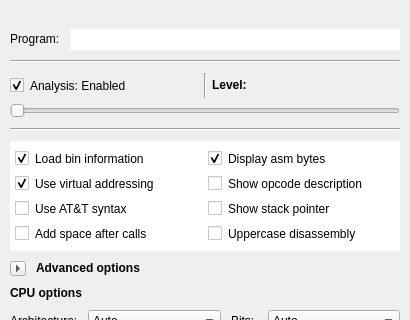
Old version of the form src/optionsdialog.ui in the repository rizinorg/cutter; both pictures show x 0 to 410 and y 0 to 320 of the 410 by 551 pixel window.
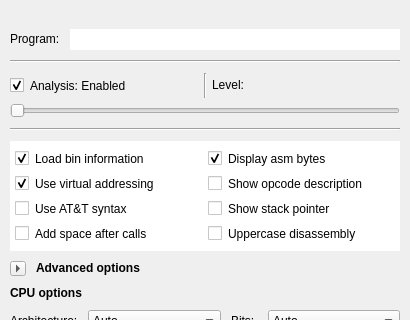
New version of the form. Icons and pictures are not drawn.

Commit message: Rmoved bold font from options Dialog

Diff of the .ui file:
```diff
--- a/src/optionsdialog.ui
+++ b/src/optionsdialog.ui
@@ -229,12 +229,6 @@
                   <verstretch>0</verstretch>
                  </sizepolicy>
                 </property>
-                <property name="font">
-                 <font>
-                  <weight>75</weight>
-                  <bold>true</bold>
-                 </font>
-                </property>
                 <property name="text">
                  <string>Level: </string>
                 </property>
```
